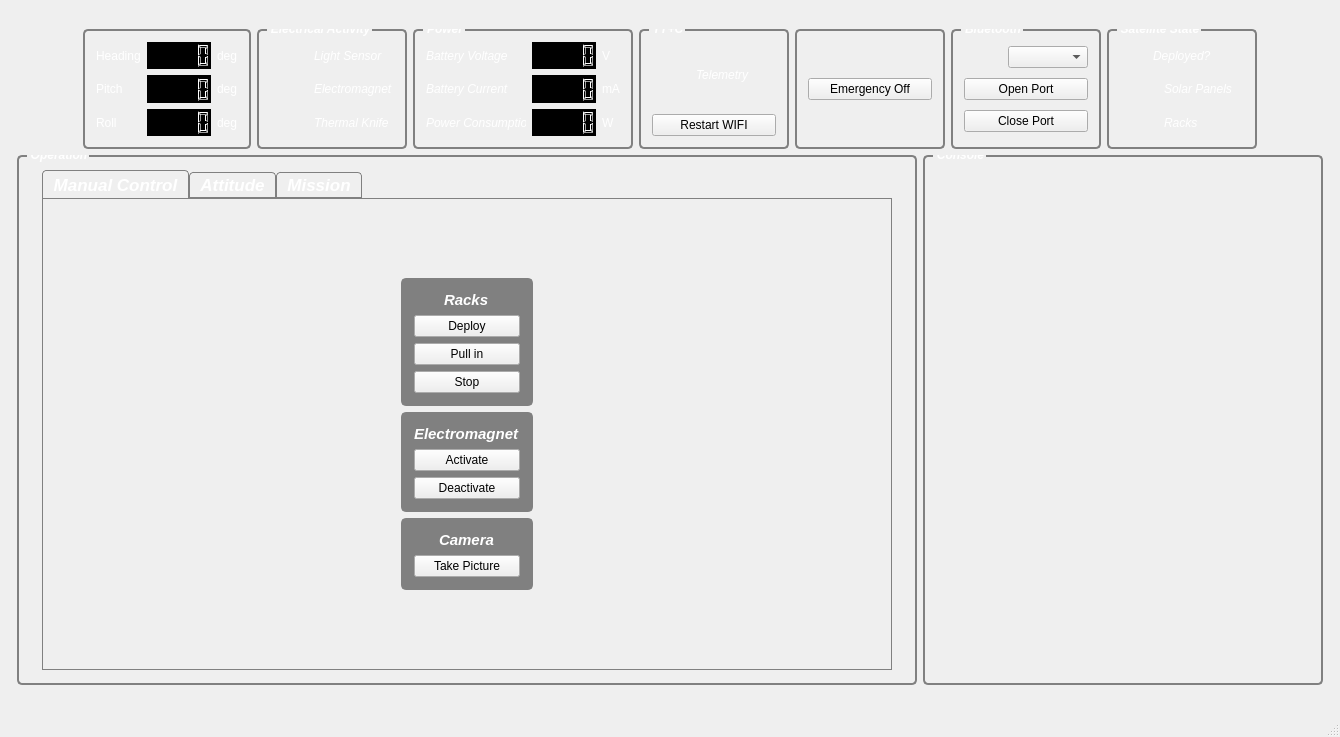
First picture: the form in groundstation.ui, repository lxbader/frogstation, before the edit.
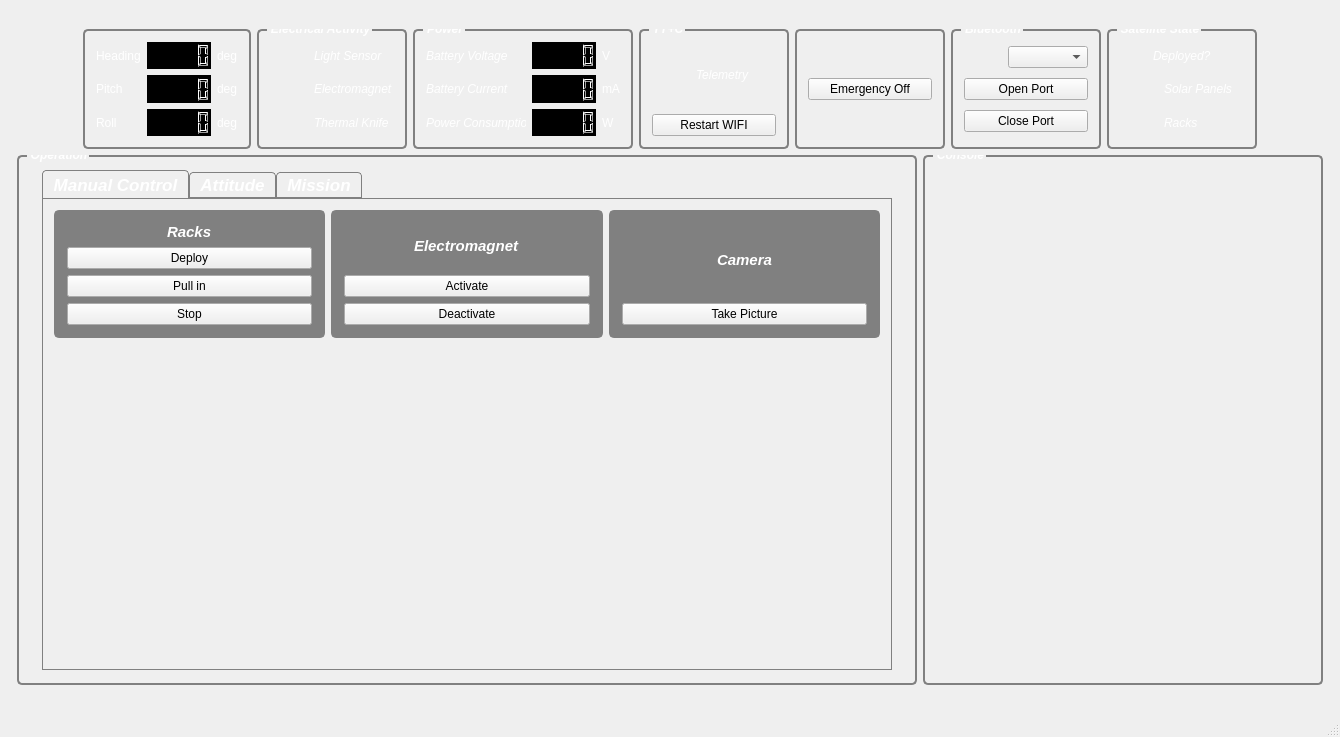
Second picture: the form after the edit. The open tabs and pages were chosen to show the change. Icons and pictures are not drawn. Custom widgets are drawn as their Qt base class.

What changed in the file:
```diff
--- a/groundstation.ui
+++ b/groundstation.ui
@@ -740,35 +740,7 @@
               <attribute name="title">
                <string>Manual Control</string>
               </attribute>
-              <layout class="QHBoxLayout" name="horizontalLayout_23">
-               <item>
-                <spacer name="horizontalSpacer_2">
-                 <property name="orientation">
-                  <enum>Qt::Horizontal</enum>
-                 </property>
-                 <property name="sizeHint" stdset="0">
-                  <size>
-                   <width>40</width>
-                   <height>20</height>
-                  </size>
-                 </property>
-                </spacer>
-               </item>
-               <item>
-                <layout class="QVBoxLayout" name="verticalLayout_26">
-                 <item>
-                  <spacer name="verticalSpacer_7">
-                   <property name="orientation">
-                    <enum>Qt::Vertical</enum>
-                   </property>
-                   <property name="sizeHint" stdset="0">
-                    <size>
-                     <width>20</width>
-                     <height>40</height>
-                    </size>
-                   </property>
-                  </spacer>
-                 </item>
+              <layout class="QVBoxLayout" name="verticalLayout_12">
                  <item>
                   <layout class="QHBoxLayout" name="horizontalLayout_2">
                    <item>
@@ -816,10 +788,6 @@
                      </layout>
                     </widget>
                    </item>
-                  </layout>
-                 </item>
-                 <item>
-                  <layout class="QHBoxLayout" name="horizontalLayout_11">
                    <item>
                     <widget class="QGroupBox" name="groupBox_electromagnet">
                      <property name="title">
@@ -858,8 +826,6 @@
                      </layout>
                     </widget>
                    </item>
-                  </layout>
-                 </item>
                  <item>
                   <widget class="QGroupBox" name="groupBox_camera">
                    <property name="title">
@@ -891,8 +857,10 @@
                    </layout>
                   </widget>
                  </item>
+                </layout>
+               </item>
                  <item>
-                  <spacer name="verticalSpacer_6">
+                <spacer name="verticalSpacer_2">
                    <property name="orientation">
                     <enum>Qt::Vertical</enum>
                    </property>
@@ -905,21 +873,10 @@
                   </spacer>
                  </item>
                 </layout>
-               </item>
-               <item>
-                <spacer name="horizontalSpacer_3">
-                 <property name="orientation">
-                  <enum>Qt::Horizontal</enum>
-                 </property>
-                 <property name="sizeHint" stdset="0">
-                  <size>
-                   <width>40</width>
-                   <height>20</height>
-                  </size>
-                 </property>
-                </spacer>
-               </item>
-              </layout>
+              <zorder>groupBox_electromagnet</zorder>
+              <zorder>groupBox_magnetRack</zorder>
+              <zorder>label_33</zorder>
+              <zorder>verticalSpacer_2</zorder>
              </widget>
              <widget class="QWidget" name="rotationTab">
               <attribute name="title">
```
Left out of the diff: 4 changed lines with no effect on the pictures. Lines whose indentation alone changed are shown as unchanged.
